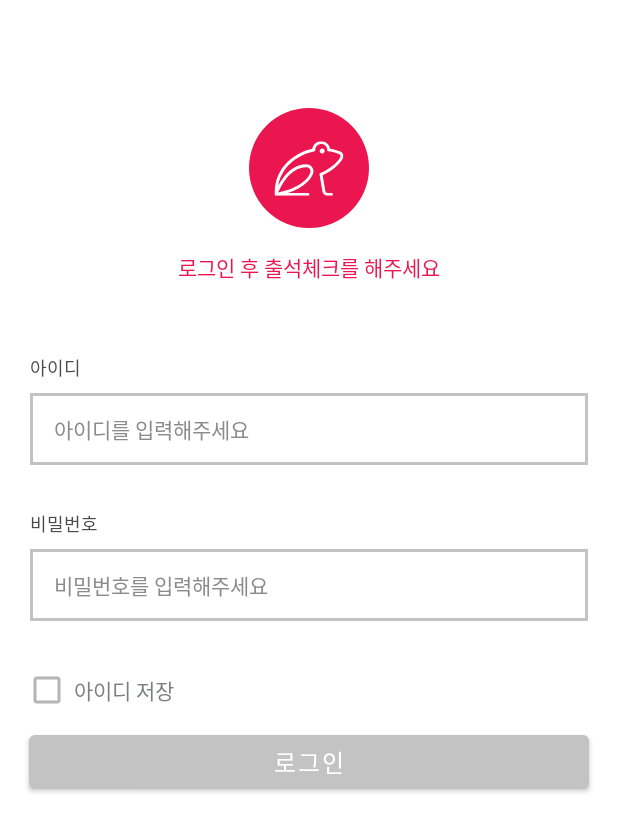
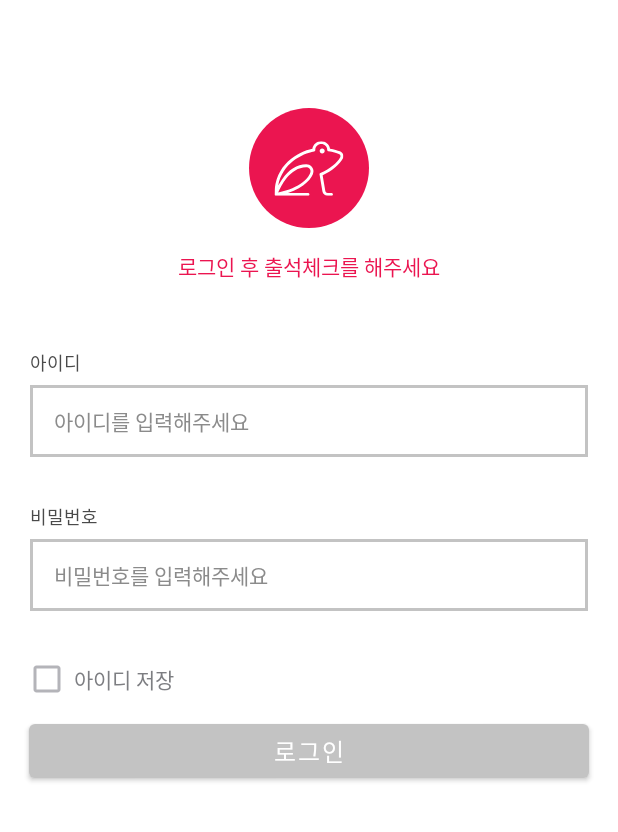
Before and after one commit to LieutenantKang/prog, an Android app: the screen it shows after launch (LoginActivity), on a phone screen of 412 x 824 dp. Shown: the top 832 px of the screen. Run offline under Robolectric (Android 15) with nearby library versions, the phone set to English and light mode, and no system bars.

Commit message:
Implement Design Detail

```diff
--- a/app/build.gradle
+++ b/app/build.gradle
@@ -9,7 +9,7 @@ android {
     buildToolsVersion "29.0.2"
     defaultConfig {
         applicationId "co.prog"
-        minSdkVersion 16
+        minSdkVersion 21
         targetSdkVersion 29
         versionCode 1
         versionName "1.0"
--- a/app/src/main/res/layout/activity_login.xml
+++ b/app/src/main/res/layout/activity_login.xml
@@ -28,11 +28,12 @@
     <TextView
         android:id="@+id/login_require_text"
         android:layout_width="wrap_content"
-        android:layout_height="wrap_content"
+        android:layout_height="18dp"
         app:layout_constraintTop_toBottomOf="@id/login_circle_view"
         app:layout_constraintStart_toStartOf="parent"
         app:layout_constraintEnd_toEndOf="parent"
         android:layout_marginTop="15dp"
+        android:includeFontPadding="false"
         android:text="로그인 후 출석체크를 해주세요"
         android:textColor="@color/colorPrography"
         android:textSize="14sp"
@@ -41,11 +42,12 @@
     <TextView
         android:id="@+id/login_id_text"
         android:layout_width="match_parent"
-        android:layout_height="wrap_content"
+        android:layout_height="16dp"
         app:layout_constraintTop_toBottomOf="@+id/login_require_text"
         android:layout_marginTop="47dp"
         android:layout_marginStart="20dp"
         android:layout_marginEnd="20dp"
+        android:includeFontPadding="false"
         android:text="아이디"
         android:textColor="@color/colorGray"
         android:textSize="12sp"
@@ -74,9 +76,10 @@
         android:layout_width="match_parent"
         android:layout_height="wrap_content"
         app:layout_constraintTop_toBottomOf="@id/login_id_edit"
-        android:layout_marginTop="4dp"
+        android:layout_marginTop="5dp"
         android:layout_marginStart="20dp"
         android:layout_marginEnd="20dp"
+        android:includeFontPadding="false"
         android:visibility="invisible"
         android:text="해당 아이디가 존재하지 않습니다"
         android:textColor="@color/colorPrography"
@@ -86,11 +89,12 @@
     <TextView
         android:id="@+id/login_pw_text"
         android:layout_width="match_parent"
-        android:layout_height="wrap_content"
+        android:layout_height="16dp"
         app:layout_constraintTop_toBottomOf="@+id/login_id_exist"
-        android:layout_marginTop="8dp"
+        android:layout_marginTop="7dp"
         android:layout_marginStart="20dp"
         android:layout_marginEnd="20dp"
+        android:includeFontPadding="false"
         android:text="비밀번호"
         android:textColor="@color/colorGray"
         android:textSize="12sp"
@@ -118,11 +122,12 @@
     <TextView
         android:id="@+id/login_pw_exist"
         android:layout_width="match_parent"
-        android:layout_height="wrap_content"
+        android:layout_height="16dp"
         app:layout_constraintTop_toBottomOf="@id/login_pw_edit"
-        android:layout_marginTop="4dp"
+        android:layout_marginTop="5dp"
         android:layout_marginStart="20dp"
         android:layout_marginEnd="20dp"
+        android:includeFontPadding="false"
         android:visibility="invisible"
         android:text="비밀번호를 다시 확인해주세요"
         android:textColor="@color/colorPrography"
@@ -152,7 +157,7 @@
     <com.google.android.material.button.MaterialButton
         android:id="@+id/login_login_button"
         android:layout_width="match_parent"
-        android:layout_height="wrap_content"
+        android:layout_height="48dp"
         app:layout_constraintTop_toBottomOf="@id/login_save_check_box"
         android:layout_marginStart="19dp"
         android:layout_marginEnd="19dp"
--- a/app/src/main/res/layout/activity_main.xml
+++ b/app/src/main/res/layout/activity_main.xml
@@ -64,7 +64,8 @@
     <TextView
         android:id="@+id/main_name_text"
         android:layout_width="match_parent"
-        android:layout_height="wrap_content"
+        android:layout_height="20dp"
+        android:includeFontPadding="false"
         app:layout_constraintTop_toBottomOf="@id/main_circle_view"
         android:layout_marginTop="18dp"
         android:gravity="center"
@@ -95,11 +96,12 @@
 
     <TextView
         android:layout_width="match_parent"
-        android:layout_height="wrap_content"
+        android:layout_height="36dp"
         app:layout_constraintTop_toBottomOf="@id/main_camera_image"
         android:layout_marginTop="15dp"
         android:layout_marginStart="85dp"
         android:layout_marginEnd="85dp"
+        android:includeFontPadding="false"
         android:text="QR코드 촬영하기"
         android:textSize="20dp"
         android:textColor="@color/colorPrography"
```
Also changed, not shown: app/src/main/res/layout/activity_splash.xml (+4 -3 lines), app/src/main/res/layout/activity_success.xml (+10 -5 lines), 2 other files.
